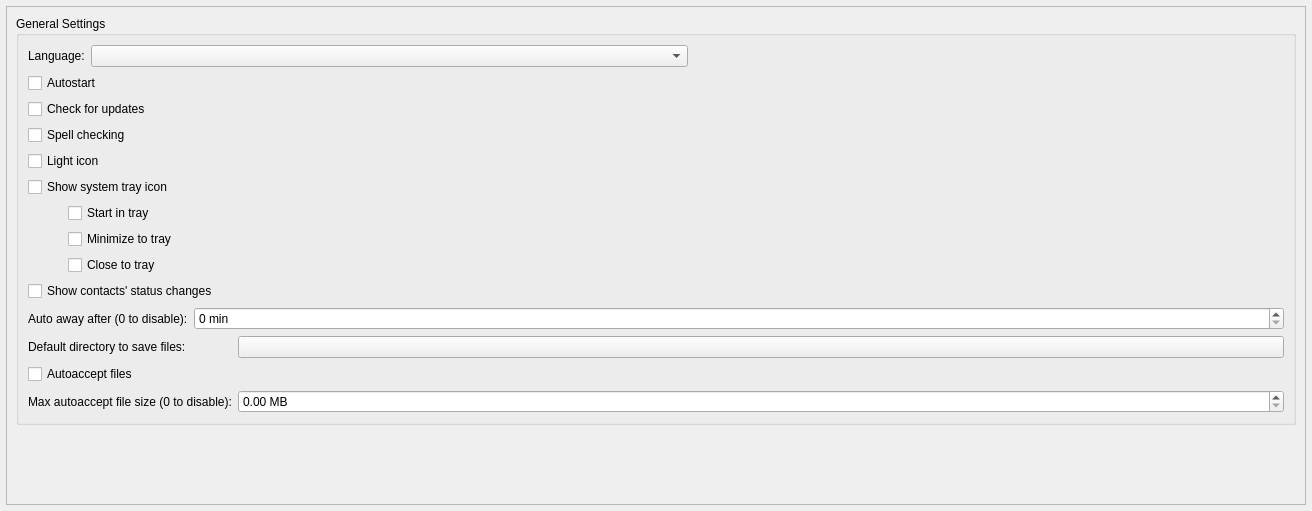
Qt form src/widget/form/settings/generalsettings.ui (qTox/qTox) before a commit.
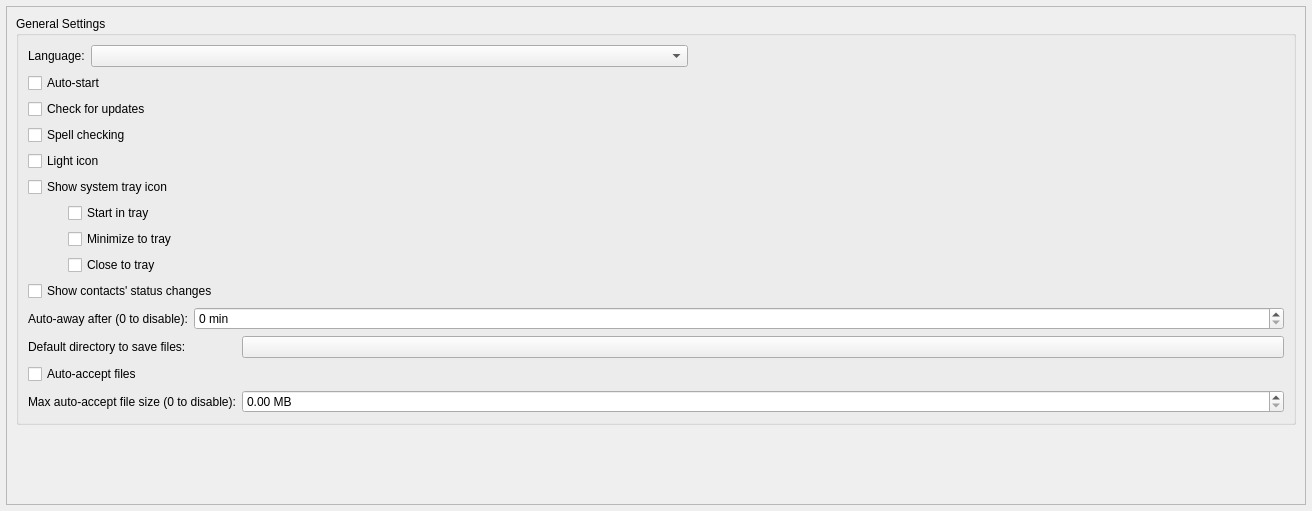
The same form after that commit. Custom widgets are drawn as their Qt base class.

```diff
--- a/src/widget/form/settings/generalsettings.ui
+++ b/src/widget/form/settings/generalsettings.ui
@@ -104,7 +104,7 @@
                <string>Start qTox on operating system startup (current profile).</string>
               </property>
               <property name="text">
-               <string>Autostart</string>
+               <string>Auto-start</string>
               </property>
              </widget>
             </item>
@@ -235,7 +235,7 @@
                <enum>Qt::LeftToRight</enum>
               </property>
               <property name="text">
-               <string>Auto away after (0 to disable):</string>
+               <string>Auto-away after (0 to disable):</string>
               </property>
              </widget>
             </item>
@@ -303,14 +303,14 @@
                <string comment="autoaccept cb tooltip">You can set this on a per-friend basis by right clicking them.</string>
               </property>
               <property name="text">
-               <string>Autoaccept files</string>
+               <string>Auto-accept files</string>
               </property>
              </widget>
             </item>
             <item row="4" column="0">
              <widget class="QLabel" name="maxAutoAcceptSizeLabel">
               <property name="text">
-               <string>Max autoaccept file size (0 to disable):</string>
+               <string>Max auto-accept file size (0 to disable):</string>
               </property>
              </widget>
             </item>
```
Left out of the diff: 8 changed lines with no effect on the pictures.
